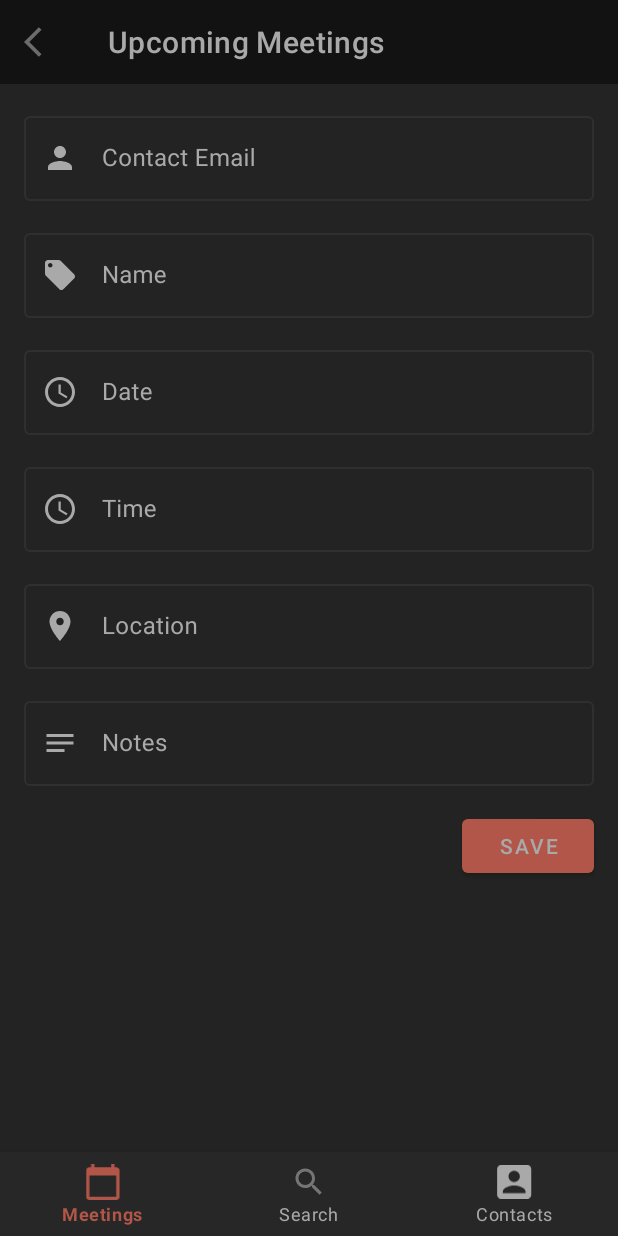
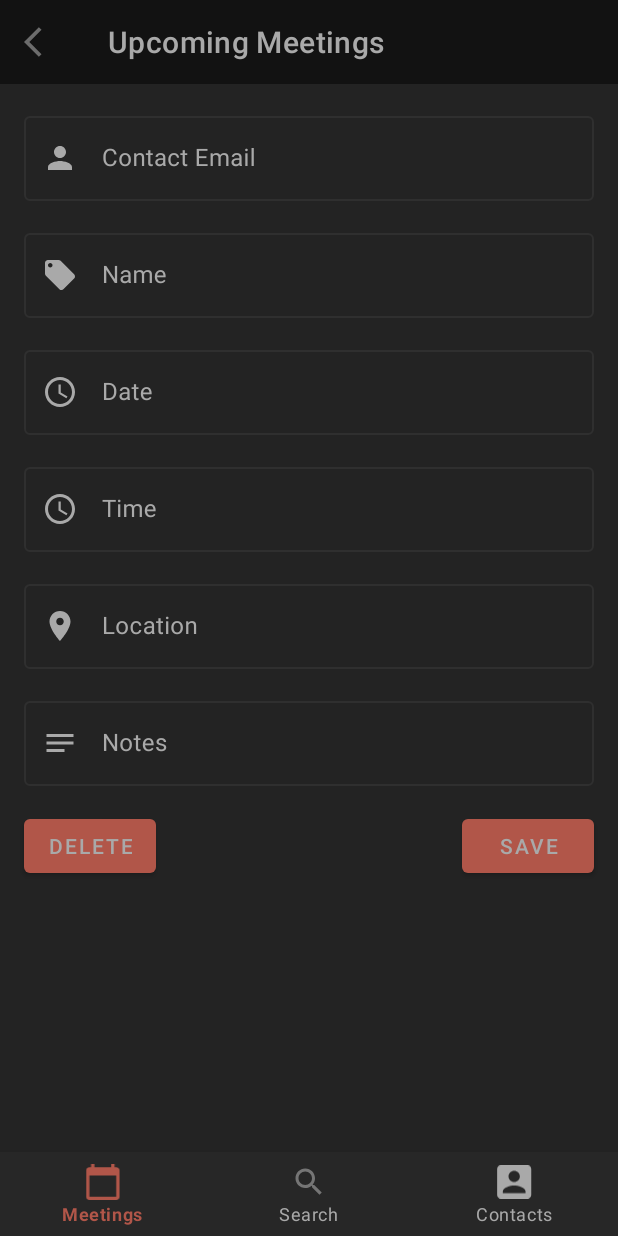
Before and after one commit to Mihai-Blaga/COMP30022, an Android app built with Jetpack Compose: the ViewMeetingFragment screen opened through its navigation route, on a phone screen of 412 x 824 dp. Run offline under Robolectric (Android 15) with nearby library versions, the phone set to English and light mode, and no system bars; our stand-ins replace navigation-ui; 2 statements that could not run were skipped.

Commit message:
Added delete event functionality

```diff
--- a/app/src/main/java/com/cloudsurfers/crm/pages/meetings/ViewMeetingsAdapter.kt
+++ b/app/src/main/java/com/cloudsurfers/crm/pages/meetings/ViewMeetingsAdapter.kt
@@ -46,7 +46,8 @@ class ViewMeetingsAdapter(private val meetingsList: ArrayList<Meeting>) :
                     "date" to date,
                     "time" to time,
                     "location" to meeting.location,
-                    "notes" to meeting.description?.substringBefore("\n-::~")?.substringBefore("-::~")
+                    "notes" to meeting.description?.substringBefore("\n-::~")?.substringBefore("-::~"),
+                    "eventID" to meeting.eventID
                 )
 
                 Navigation.findNavController(view).navigate(R.id.action_viewMeetingsFragment_to_viewMeetingFragment, bundle)
--- a/app/src/main/res/layout/fragment_view_meeting.xml
+++ b/app/src/main/res/layout/fragment_view_meeting.xml
@@ -182,4 +182,13 @@
         app:layout_constraintEnd_toEndOf="@+id/view_meeting_outlinedTextFieldMeetingNotes"
         app:layout_constraintTop_toBottomOf="@+id/view_meeting_outlinedTextFieldMeetingNotes" />
 
+    <Button
+        android:id="@+id/view_meeting_delete_meeting_button"
+        android:layout_width="wrap_content"
+        android:layout_height="wrap_content"
+        android:layout_marginTop="16dp"
+        android:text="@string/delete_contact_button_text"
+        app:layout_constraintStart_toStartOf="@+id/view_meeting_outlinedTextFieldMeetingNotes"
+        app:layout_constraintTop_toBottomOf="@+id/view_meeting_outlinedTextFieldMeetingNotes" />
+
 </androidx.constraintlayout.widget.ConstraintLayout>
--- a/app/src/main/res/values/strings.xml
+++ b/app/src/main/res/values/strings.xml
@@ -62,5 +62,6 @@
     <string name="chip_label_text">Tags</string>
 
     <string name="add_contact_save_button_text">Save</string>
+    <string name="delete_contact_button_text">Delete</string>
 
 </resources>
```
Also changed, not shown: app/src/main/java/com/cloudsurfers/crm/functions/CalendarUtil.kt (+7 -1 lines), app/src/main/java/com/cloudsurfers/crm/pages/meetings/ViewMeetingFragment.kt (+21 -2 lines).
